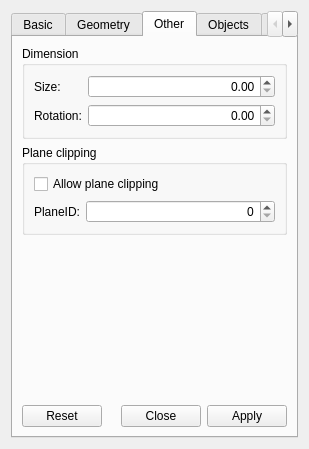
kulhanek/nemesis-vtk, file src/lib/NemesisCore/graphics/standard/PlaneObjectDesigner.ui: the form before one commit.
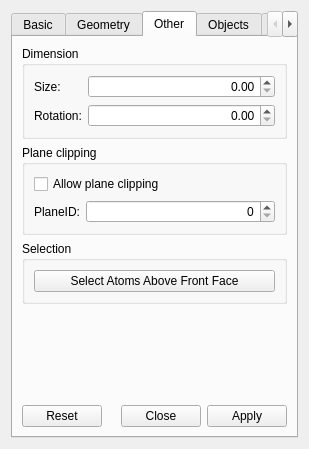
The form after the commit. The open tabs and pages were chosen to show the change. Custom widgets are drawn as their Qt base class.

Patch:
```diff
--- a/src/lib/NemesisCore/graphics/standard/PlaneObjectDesigner.ui
+++ b/src/lib/NemesisCore/graphics/standard/PlaneObjectDesigner.ui
@@ -404,6 +404,22 @@
          </layout>
         </widget>
        </item>
+       <item>
+        <widget class="QGroupBox" name="groupBox_5">
+         <property name="title">
+          <string>Selection</string>
+         </property>
+         <layout class="QVBoxLayout" name="verticalLayout_3">
+          <item>
+           <widget class="QPushButton" name="selectFrontAtomsTB">
+            <property name="text">
+             <string>Select Atoms Above Front Face</string>
+            </property>
+           </widget>
+          </item>
+         </layout>
+        </widget>
+       </item>
        <item>
         <spacer name="verticalSpacer_3">
          <property name="orientation">
@@ -446,17 +462,17 @@
   </layout>
  </widget>
  <customwidgets>
-  <customwidget>
-   <class>QQuantitySpinBox</class>
-   <extends>QDoubleSpinBox</extends>
-   <header location="global">QuantitySpinBox.hpp</header>
-  </customwidget>
   <customwidget>
    <class>QObjectLinkWidget</class>
    <extends>QWidget</extends>
    <header location="global">ObjectLinkWidget.hpp</header>
    <container>1</container>
   </customwidget>
+  <customwidget>
+   <class>QQuantitySpinBox</class>
+   <extends>QDoubleSpinBox</extends>
+   <header location="global">QuantitySpinBox.hpp</header>
+  </customwidget>
  </customwidgets>
  <resources/>
  <connections/>
```
Left out of the diff: 2 changed lines with no effect on the pictures.
